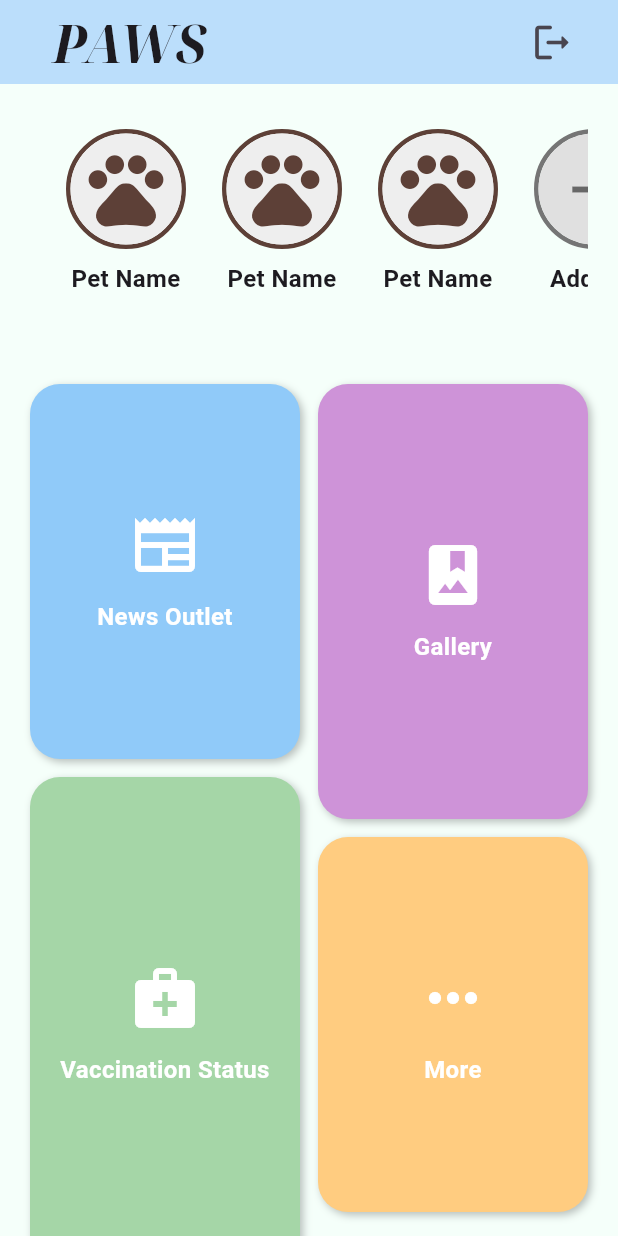
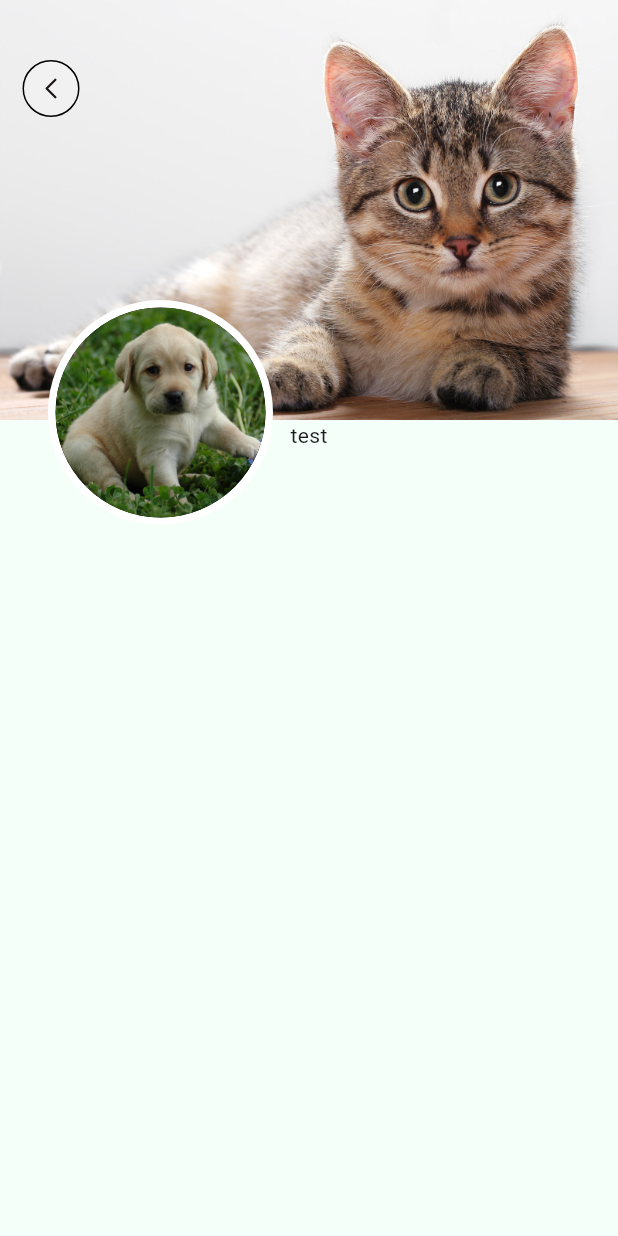
Before and after one commit to Meekouu/PAWS-Mobile-App, a Flutter app: the HomePage screen opened by its route, after a tap on "Pet Name", on a phone screen of 412 x 824 dp. Run offline on Flutter 3.47's test engine with Material 3 defaults, Android fonts, the light colour scheme and no system bars; our stand-ins replace firebase_auth, firebase_core, flutter_svg, google_fonts, shared_preferences; accounts and stored records are empty.

Commit message:
Initialization of Pet Profile

```diff
--- a/lib/pages/home_page.dart
+++ b/lib/pages/home_page.dart
@@ -4,6 +4,7 @@ import 'package:google_fonts/google_fonts.dart';
 import 'package:paws/pages/news.dart';
 import 'package:paws/pages/gallery.dart';
 import 'package:flutter_staggered_grid_view/flutter_staggered_grid_view.dart';
+import 'package:paws/pages/pet_page.dart';
 import 'package:shared_preferences/shared_preferences.dart';
 
 Route createSlideRoute(Widget page) {
@@ -211,6 +212,10 @@ void logOut(BuildContext context) async {
                       padding: const EdgeInsets.symmetric(horizontal: 12),
                       child: GestureDetector(
                         onTap: () {
+                          Navigator.push(
+                            context,
+                            MaterialPageRoute(builder: (context) => PetPage())
+                          );
                         },
                         child: Column(
                           children: [
--- /dev/null
+++ b/lib/pages/pet_page.dart
@@ -0,0 +1,89 @@
+import 'package:flutter/material.dart';
+import 'package:flutter_svg/flutter_svg.dart';
+
+class PetPage extends StatelessWidget {
+  const PetPage({super.key});
+
+  final double coverHeight = 280;
+  final double profileHeight = 140;
+
+  @override
+  Widget build(BuildContext context) {
+
+    return Scaffold(
+      body: ListView(
+        padding: EdgeInsets.zero,
+        children: <Widget>[
+          _buildTop(context),
+          _buildContent()
+      ]),
+    );
+  }
+
+  Widget _buildContent() {
+    return Container(
+      child: Text('test'),
+      alignment: Alignment.center,
+    );
+  }
+
+  Stack _buildTop(context) {
+    final top = coverHeight - profileHeight /2;
+    return Stack(
+      clipBehavior: Clip.none,
+      alignment: Alignment.center,
+      children: [
+
+        BuildCoverImage(),
+        Positioned(
+          top:40,
+          left:15,
+          child: GestureDetector(
+            onTap: (){
+              Navigator.pop(context);
+            },
+            child: Container(
+              padding: EdgeInsets.all(8),
+              decoration: BoxDecoration(
+                color: Colors.white.withAlpha(50),
+                border: Border.all(),
+                shape: BoxShape.circle
+              ),
+              child: SvgPicture.asset(
+                  'assets/images/Arrow - Left 2.svg',
+                  height: 20,
+                  width: 20,
+                  ),
+            ),
+          ),
+        ),
+        Positioned(
+          top: top-10,
+          right: top+20,
+          child: BuildProfileImage()),
+      ],
+    );
+  }
+
+  Widget BuildCoverImage() => Container(
+    color: Colors.white,
+    child: Image.asset('assets/images/cat1.jpeg',
+      width: double.infinity,
+      height: coverHeight,
+      fit: BoxFit.cover,
+    )
+  );
+
+  Widget BuildProfileImage() => Container(
+    padding: EdgeInsets.all(5),
+    decoration: BoxDecoration(
+      color: Colors.white,
+      shape: BoxShape.circle,
+    ),
+      child: CircleAvatar(
+        radius: profileHeight / 2,
+        backgroundColor: Colors.black,
+        backgroundImage: AssetImage('assets/images/dog1.jpeg'),
+      ),
+  );
+}
--- a/pubspec.yaml
+++ b/pubspec.yaml
@@ -36,6 +36,7 @@ dependencies:
   carousel_slider:
   flutter_screenutil:
   flutter_staggered_grid_view: ^0.7.0
+  flutter_svg: ^2.0.7
 
 
   # The following adds the Cupertino Icons font to your application.
```
Also changed, not shown: assets/images/Arrow - Left 2.svg (added), pubspec.lock.
